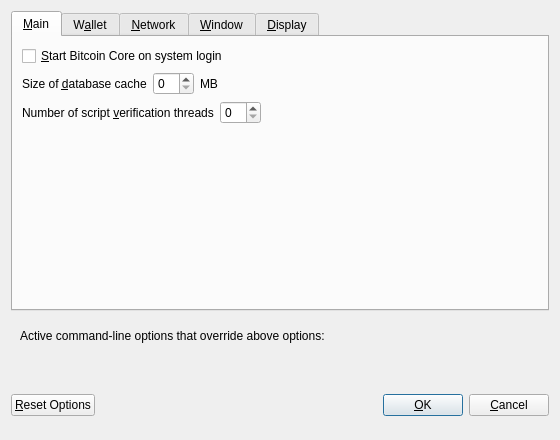
Before: the Qt Designer form src/qt/forms/optionsdialog.ui in carboncointrust/CarboncoinCore, drawn with Qt 5.
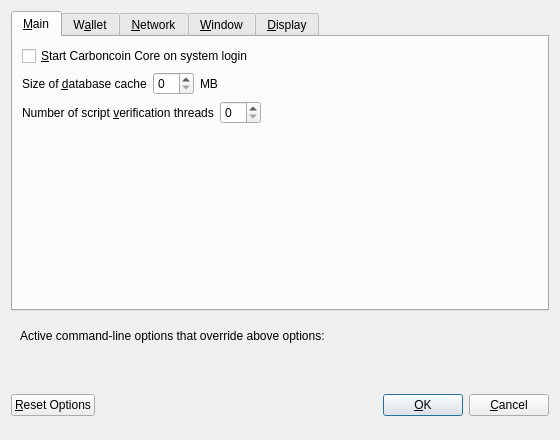
After: the same form once the commit is applied. Custom widgets are drawn as their Qt base class.

Commit message: Carboncoin string replacements

```diff
--- a/src/qt/forms/optionsdialog.ui
+++ b/src/qt/forms/optionsdialog.ui
@@ -33,7 +33,7 @@
           <string>Automatically start Bitcoin Core after logging in to the system.</string>
          </property>
          <property name="text">
-          <string>&amp;Start Bitcoin Core on system login</string>
+          <string>&amp;Start Carboncoin Core on system login</string>
          </property>
         </widget>
        </item>
```
Left out of the diff: 12 changed lines with no effect on the pictures. The commit also changes 885 other files.
